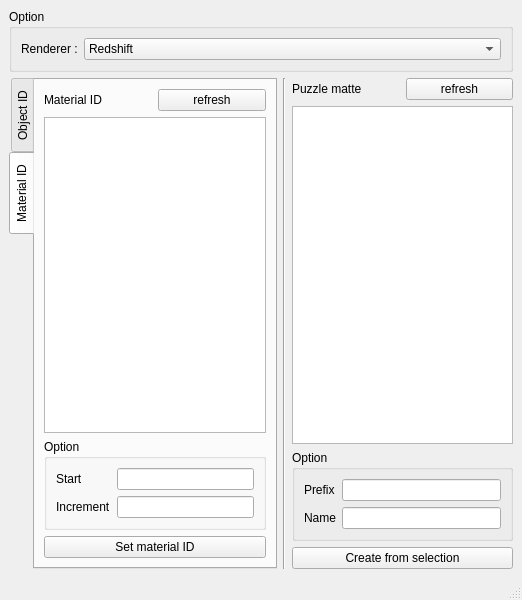
The window that ui.ui (Shayen/RS_MultimatteTool) describes before a commit, drawn with Qt 5.
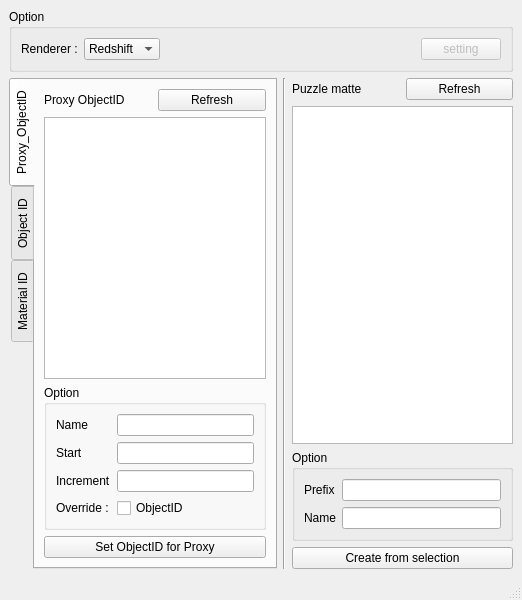
The same window after the commit. The open tabs and pages were chosen to show the change.

What changed in the file:
```diff
--- a/ui.ui
+++ b/ui.ui
@@ -20,15 +20,15 @@
       <property name="title">
        <string>Option</string>
       </property>
-      <layout class="QFormLayout" name="formLayout_4">
-       <item row="0" column="0">
+      <layout class="QHBoxLayout" name="horizontalLayout_3">
+       <item>
         <widget class="QLabel" name="label">
          <property name="text">
           <string>Renderer :</string>
          </property>
         </widget>
        </item>
-       <item row="0" column="1">
+       <item>
         <widget class="QComboBox" name="Renderer_comboBox">
          <item>
           <property name="text">
@@ -42,6 +42,29 @@
          </item>
         </widget>
        </item>
+       <item>
+        <spacer name="horizontalSpacer">
+         <property name="orientation">
+          <enum>Qt::Horizontal</enum>
+         </property>
+         <property name="sizeHint" stdset="0">
+          <size>
+           <width>40</width>
+           <height>20</height>
+          </size>
+         </property>
+        </spacer>
+       </item>
+       <item>
+        <widget class="QPushButton" name="setting_button">
+         <property name="enabled">
+          <bool>false</bool>
+         </property>
+         <property name="text">
+          <string>setting</string>
+         </property>
+        </widget>
+       </item>
       </layout>
      </widget>
     </item>
@@ -55,6 +78,97 @@
         <property name="currentIndex">
          <number>1</number>
         </property>
+        <widget class="QWidget" name="Proxy_ObjectID_tab">
+         <attribute name="title">
+          <string>Proxy_ObjectID</string>
+         </attribute>
+         <layout class="QVBoxLayout" name="verticalLayout_4">
+          <item>
+           <layout class="QHBoxLayout" name="horizontalLayout">
+            <item>
+             <widget class="QLabel" name="ProxyObjID_label">
+              <property name="text">
+               <string>Proxy ObjectID</string>
+              </property>
+             </widget>
+            </item>
+            <item>
+             <widget class="QPushButton" name="ProxyObjID_refresh_button">
+              <property name="text">
+               <string>Refresh</string>
+              </property>
+             </widget>
+            </item>
+           </layout>
+          </item>
+          <item>
+           <widget class="QListWidget" name="ProxyObjID_listWidget"/>
+          </item>
+          <item>
+           <widget class="QGroupBox" name="Proxy_option">
+            <property name="title">
+             <string>Option</string>
+            </property>
+            <layout class="QFormLayout" name="formLayout_5">
+             <property name="fieldGrowthPolicy">
+              <enum>QFormLayout::AllNonFixedFieldsGrow</enum>
+             </property>
+             <item row="0" column="0">
+              <widget class="QLabel" name="ProxyObjID_name_label">
+               <property name="text">
+                <string>Name</string>
+               </property>
+              </widget>
+             </item>
+             <item row="0" column="1">
+              <widget class="QLineEdit" name="ProxyObjID_name_lineEdit"/>
+             </item>
+             <item row="1" column="0">
+              <widget class="QLabel" name="ProxyObjID_Start_label">
+               <property name="text">
+                <string>Start</string>
+               </property>
+              </widget>
+             </item>
+             <item row="1" column="1">
+              <widget class="QLineEdit" name="ProxyObjID_Start_lineEdit"/>
+             </item>
+             <item row="2" column="0">
+              <widget class="QLabel" name="ProxyObjID_Increment_label">
+               <property name="text">
+                <string>Increment</string>
+               </property>
+              </widget>
+             </item>
+             <item row="2" column="1">
+              <widget class="QLineEdit" name="ProxyObjID_Increment_lineEdit"/>
+             </item>
+             <item row="3" column="1">
+              <widget class="QCheckBox" name="ProxyObjID_ObjectID_checkBox">
+               <property name="text">
+                <string>ObjectID</string>
+               </property>
+              </widget>
+             </item>
+             <item row="3" column="0">
+              <widget class="QLabel" name="ProxyObjID_Override_label">
+               <property name="text">
+                <string>Override :</string>
+               </property>
+              </widget>
+             </item>
+            </layout>
+           </widget>
+          </item>
+          <item>
+           <widget class="QPushButton" name="ProxyObjID_SetProxyObjID_button">
+            <property name="text">
+             <string>Set ObjectID for Proxy</string>
+            </property>
+           </widget>
+          </item>
+         </layout>
+        </widget>
         <widget class="QWidget" name="ObjectID_tab">
          <attribute name="title">
           <string>Object ID</string>
@@ -136,7 +250,7 @@
             <item>
              <widget class="QPushButton" name="materialD_refresh">
               <property name="text">
-               <string>refresh</string>
+               <string>Refresh</string>
               </property>
              </widget>
             </item>
@@ -154,24 +268,24 @@
              <property name="fieldGrowthPolicy">
               <enum>QFormLayout::AllNonFixedFieldsGrow</enum>
              </property>
-             <item row="0" column="0">
+             <item row="1" column="0">
               <widget class="QLabel" name="MaterialID_Start_label">
                <property name="text">
                 <string>Start</string>
                </property>
               </widget>
              </item>
-             <item row="0" column="1">
+             <item row="1" column="1">
               <widget class="QLineEdit" name="MaterialID_Start_LineEdit"/>
              </item>
-             <item row="1" column="0">
+             <item row="2" column="0">
               <widget class="QLabel" name="MaterialID_Increment_label">
                <property name="text">
                 <string>Increment</string>
                </property>
               </widget>
              </item>
-             <item row="1" column="1">
+             <item row="2" column="1">
               <widget class="QLineEdit" name="MaterialID_Increment_LineEdit"/>
              </item>
             </layout>
@@ -212,7 +326,7 @@
           <item>
            <widget class="QPushButton" name="PuzzleID_refresh_button">
             <property name="text">
-             <string>refresh</string>
+             <string>Refresh</string>
             </property>
            </widget>
           </item>
```
Left out of the diff: 43 changed lines with no effect on the pictures.
